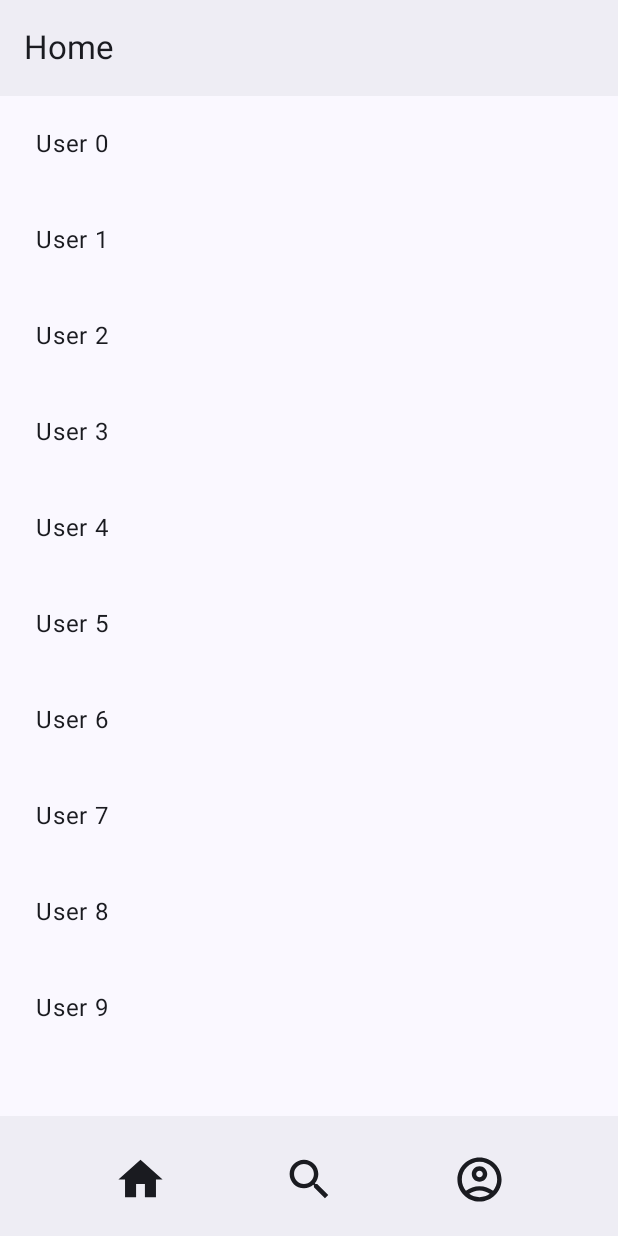
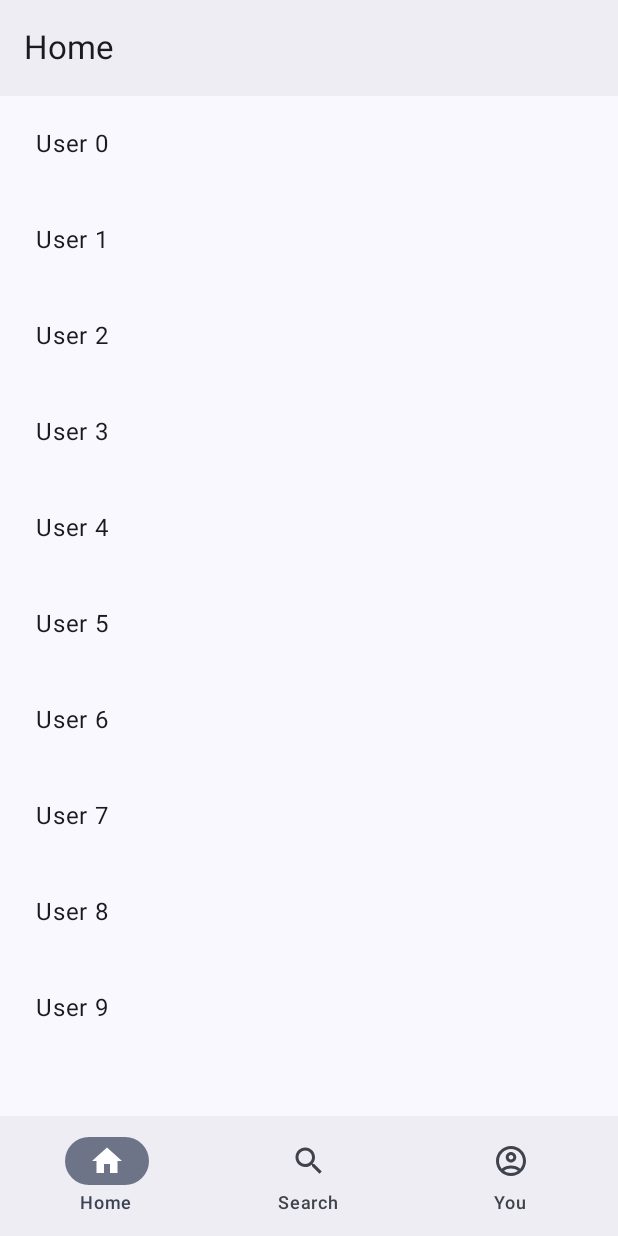
Before and after one commit to rajarathnam826/vaultchat-app, an Android app built with Jetpack Compose: the @Preview function HomeScreenPreview, on a phone screen of 412 x 824 dp. Run offline under Robolectric (Android 15) with nearby library versions, the phone set to English and light mode, and no system bars; our stand-ins replace Firebase (no records; nobody signed in at launch, a user with empty details on screens opened directly), Navigation 3.

Commit message:
migrated to nav3

```diff
--- a/core/build.gradle.kts
+++ b/core/build.gradle.kts
@@ -60,6 +60,9 @@ dependencies {
     implementation(libs.coil.compose)
     implementation(libs.coil.network)
 
+    implementation(libs.androidx.navigation3.ui)
+    implementation(libs.androidx.navigation3.runtime)
+
     implementation(libs.androidx.compose.material.icons.extended)
     implementation(libs.androidx.compose.ui.tooling.preview)
     debugImplementation(libs.androidx.compose.ui.tooling)
--- a/core/src/main/java/dev/jason/app/compose/core/messaging/ui/screen/home/HomeScreen.kt
+++ b/core/src/main/java/dev/jason/app/compose/core/messaging/ui/screen/home/HomeScreen.kt
@@ -5,7 +5,6 @@ import androidx.compose.foundation.layout.Row
 import androidx.compose.foundation.layout.fillMaxSize
 import androidx.compose.foundation.layout.fillMaxWidth
 import androidx.compose.foundation.layout.padding
-import androidx.compose.foundation.layout.size
 import androidx.compose.material.icons.Icons
 import androidx.compose.material.icons.filled.AccountCircle
 import androidx.compose.material.icons.filled.Home
@@ -16,8 +15,8 @@ import androidx.compose.material.icons.outlined.Search
 import androidx.compose.material3.BottomAppBar
 import androidx.compose.material3.ExperimentalMaterial3Api
 import androidx.compose.material3.Icon
-import androidx.compose.material3.IconButton
 import androidx.compose.material3.MaterialTheme
+import androidx.compose.material3.NavigationBarItem
 import androidx.compose.material3.Scaffold
 import androidx.compose.material3.Text
 import androidx.compose.material3.TopAppBar
@@ -25,18 +24,18 @@ import androidx.compose.material3.TopAppBarDefaults
 import androidx.compose.runtime.Composable
 import androidx.compose.runtime.collectAsState
 import androidx.compose.runtime.getValue
-import androidx.compose.runtime.mutableIntStateOf
-import androidx.compose.runtime.saveable.rememberSaveable
-import androidx.compose.runtime.setValue
 import androidx.compose.ui.Alignment
 import androidx.compose.ui.Modifier
 import androidx.compose.ui.graphics.vector.ImageVector
 import androidx.compose.ui.tooling.preview.Preview
-import androidx.compose.ui.unit.dp
+import androidx.navigation3.runtime.entryProvider
+import androidx.navigation3.runtime.rememberNavBackStack
+import androidx.navigation3.ui.NavDisplay
 import com.google.firebase.Firebase
 import com.google.firebase.auth.auth
 import dev.jason.app.compose.core.messaging.domain.model.User
 import dev.jason.app.compose.core.messaging.ui.screen.main.MainHomeScreen
+import dev.jason.app.compose.core.messaging.ui.screen.nav.Route
 import dev.jason.app.compose.core.messaging.ui.screen.profile.ProfileScreen
 import dev.jason.app.compose.core.messaging.ui.screen.search.SearchUsersScreen
 import dev.jason.app.compose.core.messaging.ui.screen.search.SearchUsersViewModel
@@ -46,26 +45,44 @@ import org.koin.androidx.compose.koinViewModel
 @Composable
 fun HomeScreen() {
 
-    val topAppBarTexts = listOf("Home", "Search", "You")
-    var bottomBarIndex by rememberSaveable { mutableIntStateOf(0) }
+    val bottomBarBackStack = rememberNavBackStack(Route.Home.Main)
+    val topAppBarTexts = mapOf(
+        Route.Home.Main to "Home",
+        Route.Home.Search to "Search",
+        Route.Home.Profile to "You"
+    )
 
     val searchUsersViewModel: SearchUsersViewModel = koinViewModel()
     val searchUsersUiState by searchUsersViewModel.uiState.collectAsState()
 
     Scaffold(
         modifier = Modifier.fillMaxSize(),
-        bottomBar = { BottomBar(bottomBarIndex, { bottomBarIndex = it }) },
-        topBar = { TopBar(topAppBarTexts[bottomBarIndex]) }
+        topBar = { TopBar(topAppBarTexts[bottomBarBackStack.last()]!!) },
+        bottomBar = {
+            BottomBar(
+                currentScreen = bottomBarBackStack.last() as Route,
+                onScreenChange = {
+                    bottomBarBackStack.add(1, it)
+                    try {
+                        bottomBarBackStack.removeAt(2)
+                    } catch (_: Exception) {
+                    }
+                }
+            )
+        }
     ) { innerPadding ->
-        when (bottomBarIndex) {
-            0 -> {
+        NavDisplay(
+            backStack = bottomBarBackStack,
+            entryProvider = entryProvider {
+                entry<Route.Home.Main> {
                     MainHomeScreen(
                         modifier = Modifier
                             .fillMaxSize()
                             .padding(innerPadding)
                     )
                 }
-            1 -> {
+
+                entry<Route.Home.Search> {
                     SearchUsersScreen(
                         uiState = searchUsersUiState,
                         updateState = searchUsersViewModel::updateState,
@@ -75,7 +92,8 @@ fun HomeScreen() {
                             .padding(innerPadding)
                     )
                 }
-            else -> {
+
+                entry<Route.Home.Profile> {
                     val firebaseUser = Firebase.auth.currentUser!!
                     val user = User(
                         firebaseUser.uid,
@@ -90,6 +108,7 @@ fun HomeScreen() {
                     )
                 }
             }
+        )
     }
 }
 
@@ -105,10 +124,16 @@ fun TopBar(text: String) {
 data class BottomBarIcon(
     val filled: ImageVector,
     val outlined: ImageVector,
+    val text: String,
+    val route: Route
 )
 
 @Composable
-fun BottomBar(currentScreenIndex: Int, onScreenIndexChange: (Int) -> Unit, modifier: Modifier = Modifier) {
+fun BottomBar(
+    currentScreen: Route,
+    onScreenChange: (Route) -> Unit,
+    modifier: Modifier = Modifier
+) {
     BottomAppBar(
         modifier = modifier.fillMaxWidth()
     ) {
@@ -120,24 +145,34 @@ fun BottomBar(currentScreenIndex: Int, onScreenIndexChange: (Int) -> Unit, modif
             listOf(
                 BottomBarIcon(
                     filled = Icons.Default.Home,
-                    outlined = Icons.Outlined.Home
+                    outlined = Icons.Outlined.Home,
+                    text = "Home",
+                    route = Route.Home.Main
                 ),
                 BottomBarIcon(
                     filled = Icons.Default.Search,
-                    outlined = Icons.Outlined.Search
+                    outlined = Icons.Outlined.Search,
+                    text = "Search",
+                    route = Route.Home.Search
                 ),
                 BottomBarIcon(
                     filled = Icons.Default.AccountCircle,
-                    outlined = Icons.Outlined.AccountCircle
+                    outlined = Icons.Outlined.AccountCircle,
+                    text = "You",
+                    route = Route.Home.Profile
                 ),
-            ).forEachIndexed { index, icon ->
-                IconButton(onClick = { onScreenIndexChange(index) }) {
+            ).forEach { icon ->
+                NavigationBarItem(
+                    selected = currentScreen == icon.route,
+                    onClick = { onScreenChange(icon.route) },
+                    label = { Text(icon.text) },
+                    icon = {
                         Icon(
-                        imageVector = if (currentScreenIndex == index) icon.filled else icon.outlined,
-                        contentDescription = null,
-                        modifier = Modifier.size(35.dp)
+                            imageVector = if (currentScreen == icon.route) icon.filled else icon.outlined,
+                            contentDescription = null
                         )
                     }
+                )
             }
         }
     }
--- /dev/null
+++ b/core/src/main/java/dev/jason/app/compose/core/messaging/ui/screen/nav/Route.kt
@@ -0,0 +1,24 @@
+package dev.jason.app.compose.core.messaging.ui.screen.nav
+
+import androidx.navigation3.runtime.NavKey
+import kotlinx.serialization.Serializable
+
+@Serializable
+sealed interface Route : NavKey {
+
+    @Serializable
+    data object Home : Route {
+
+        @Serializable
+        data object Main : Route
+
+        @Serializable
+        data object Search : Route
+
+        @Serializable
+        data object Profile : Route
+    }
+
+    @Serializable
+    data object Messaging : Route
+}
--- a/gradle/libs.versions.toml
+++ b/gradle/libs.versions.toml
@@ -18,6 +18,7 @@ ksp = "2.3.4"
 room = "2.8.4"
 kotlin-serialization = "1.10.0"
 coil = "3.4.0"
+navigation3 = "1.0.1"
 
 [libraries]
 androidx-core-ktx = { group = "androidx.core", name = "core-ktx", version.ref = "coreKtx" }
@@ -51,6 +52,8 @@ kotlinx-serialization-json = { module = "org.jetbrains.kotlinx:kotlinx-serializa
 androidx-compose-material-icons-extended = { module = "androidx.compose.material:material-icons-extended" }
 coil-compose = { module = "io.coil-kt.coil3:coil-compose", version.ref = "coil" }
 coil-network = { module = "io.coil-kt.coil3:coil-network-okhttp", version.ref = "coil" }
+androidx-navigation3-runtime = { module = "androidx.navigation3:navigation3-runtime", version.ref = "navigation3" }
+androidx-navigation3-ui = { module = "androidx.navigation3:navigation3-ui", version.ref = "navigation3" }
 
 [plugins]
 android-application = { id = "com.android.application", version.ref = "agp" }
```
Lines whose indentation alone changed are shown as unchanged.
